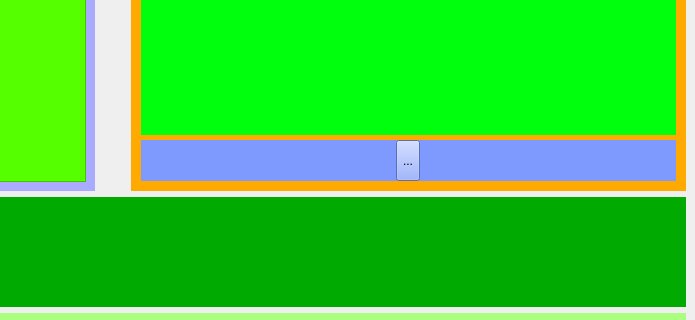
Before: the Qt Designer form src/gui/videoeditor.ui in vrushank-agrawal/CSE201-VCREST-, drawn with Qt 5; both pictures show x 382 to 1077 and y 202 to 522 of the 1077 by 633 pixel window.
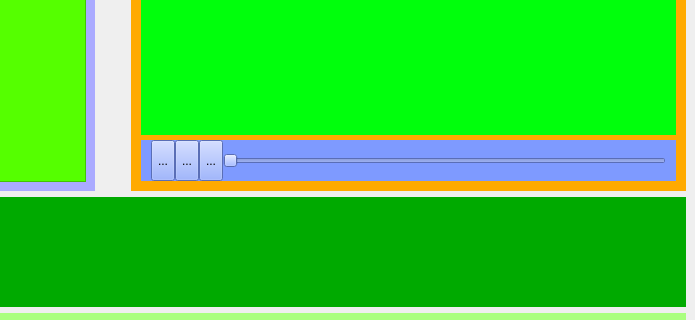
After: the same form once the commit is applied. Icons and pictures are not drawn. Custom widgets are drawn as their Qt base class.

Commit message: add slider and button to preview

What changed in the file:
```diff
--- a/src/gui/videoeditor.ui
+++ b/src/gui/videoeditor.ui
@@ -372,17 +372,30 @@
                  <number>0</number>
                 </property>
                 <property name="leftMargin">
-                 <number>0</number>
+                 <number>10</number>
                 </property>
                 <property name="topMargin">
                  <number>0</number>
                 </property>
                 <property name="rightMargin">
-                 <number>0</number>
+                 <number>10</number>
                 </property>
                 <property name="bottomMargin">
                  <number>0</number>
                 </property>
+                <item>
+                 <widget class="QToolButton" name="skipBackward">
+                  <property name="sizePolicy">
+                   <sizepolicy hsizetype="Maximum" vsizetype="Minimum">
+                    <horstretch>0</horstretch>
+                    <verstretch>1</verstretch>
+                   </sizepolicy>
+                  </property>
+                  <property name="text">
+                   <string>...</string>
+                  </property>
+                 </widget>
+                </item>
                 <item>
                  <widget class="QToolButton" name="playButton">
                   <property name="sizePolicy">
@@ -396,6 +409,35 @@
                   </property>
                  </widget>
                 </item>
+                <item>
+                 <widget class="QToolButton" name="skipForward">
+                  <property name="sizePolicy">
+                   <sizepolicy hsizetype="Maximum" vsizetype="Minimum">
+                    <horstretch>0</horstretch>
+                    <verstretch>0</verstretch>
+                   </sizepolicy>
+                  </property>
+                  <property name="text">
+                   <string>...</string>
+                  </property>
+                 </widget>
+                </item>
+                <item>
+                 <widget class="QSlider" name="progressBar">
+                  <property name="sizePolicy">
+                   <sizepolicy hsizetype="Expanding" vsizetype="Fixed">
+                    <horstretch>0</horstretch>
+                    <verstretch>0</verstretch>
+                   </sizepolicy>
+                  </property>
+                  <property name="sliderPosition">
+                   <number>0</number>
+                  </property>
+                  <property name="orientation">
+                   <enum>Qt::Horizontal</enum>
+                  </property>
+                 </widget>
+                </item>
                </layout>
               </widget>
              </item>
```
Left out of the diff: 5 changed lines with no effect on the pictures. The commit also changes 4 other files.
